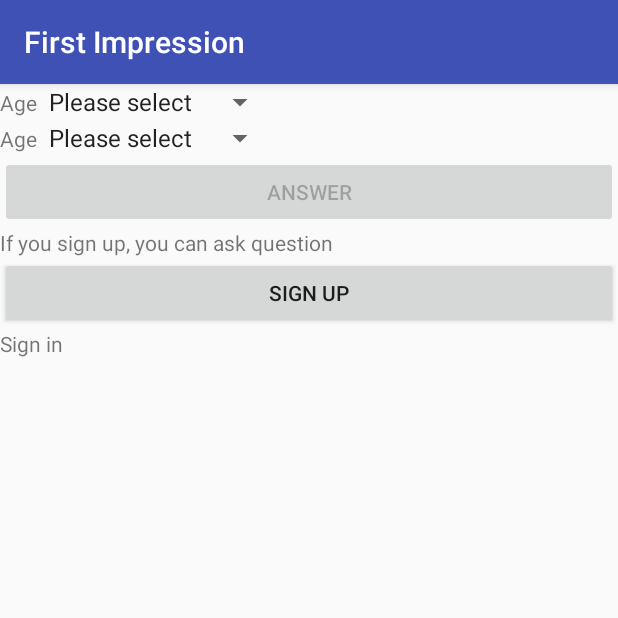
After one commit to mame0112/firstimpression-client, an Android app: the fragment ProfileDialogFragment shown on its own in the app's theme, on a phone screen of 412 x 824 dp, the top half of it. The commit adds this screen. Run offline under Robolectric (Android 15) with nearby library versions, the phone set to English and light mode, and no system bars; our stand-ins replace Volley; network calls fail; 1 statement that could not run was skipped.

Commit message:
Create Profile dialog UI

```diff
--- a/app/src/main/AndroidManifest.xml
+++ b/app/src/main/AndroidManifest.xml
@@ -51,7 +51,7 @@
         <activity
             android:name=".PromptDialogActivity"
             android:label="@string/app_name"
-            android:theme="@style/AppTheme.NoActionBar" >
+            android:theme="@style/AppTheme.PromptDialog">
         </activity>
 
         <service android:name=".ui.service.MainPageService"></service>
--- /dev/null
+++ b/app/src/main/java/com/mame/impression/ui/ProfileDialogFragment.java
@@ -0,0 +1,212 @@
+package com.mame.impression.ui;
+
+import android.app.DialogFragment;
+import android.os.Bundle;
+import android.support.design.widget.TabLayout;
+import android.view.LayoutInflater;
+import android.view.View;
+import android.view.ViewGroup;
+import android.widget.AdapterView;
+import android.widget.ArrayAdapter;
+import android.widget.Button;
+import android.widget.Spinner;
+import android.widget.TextView;
+
+import com.mame.impression.R;
+import com.mame.impression.constant.Constants;
+import com.mame.impression.constant.ImpressionError;
+import com.mame.impression.data.AnswerPageData;
+import com.mame.impression.data.ImpressionData;
+import com.mame.impression.manager.ImpressionService;
+import com.mame.impression.manager.ResultListener;
+import com.mame.impression.util.LogUtil;
+
+/**
+ * Created by kosukeEndo on 2015/12/31.
+ */
+public class ProfileDialogFragment extends DialogFragment {
+
+    private final static String TAG = Constants.TAG + ProfileDialogFragment.class.getSimpleName();
+
+    private int mGenderItem = 0;
+
+    private int mAgeItem = 0;
+
+    int mNum;
+
+    private Button mAnswerButton;
+
+    private ImpressionService mService;
+
+    public static ProfileDialogFragment newInstance(int num) {
+        ProfileDialogFragment f = new ProfileDialogFragment();
+
+        // Supply num input as an argument.
+        Bundle args = new Bundle();
+        args.putInt("num", num);
+        f.setArguments(args);
+
+        return f;
+    }
+
+    @Override
+    public void onCreate(Bundle savedInstanceState) {
+        super.onCreate(savedInstanceState);
+        mNum = getArguments().getInt("num");
+
+        mService = ImpressionService.getService(getActivity(), this.getClass());
+    }
+
+    @Override
+    public View onCreateView(LayoutInflater inflater, ViewGroup container,
+                             Bundle savedInstanceState) {
+        View v = inflater.inflate(R.layout.profile_dialog_fragment, container, false);
+
+        Spinner ageSpinner = (Spinner)v.findViewById(R.id.profile_age_spinner);
+        ArrayAdapter<CharSequence> ageAdapter =
+                ArrayAdapter.createFromResource(
+                        getActivity(),
+                        R.array.impression_age,
+                        android.R.layout.simple_spinner_item
+                );
+        ageAdapter.setDropDownViewResource(android.R.layout.simple_spinner_dropdown_item);
+        ageSpinner.setAdapter(ageAdapter);
+        ageSpinner.setOnItemSelectedListener(mSpinnerListener);
+
+        Spinner genderSpinner = (Spinner)v.findViewById(R.id.profile_gender_spinner);
+        ArrayAdapter<CharSequence> genderAdapter =
+                ArrayAdapter.createFromResource(
+                        getActivity(),
+                        R.array.impression_gender,
+                        android.R.layout.simple_spinner_item
+                );
+        genderAdapter.setDropDownViewResource(android.R.layout.simple_spinner_dropdown_item);
+        genderSpinner.setAdapter(genderAdapter);
+        genderSpinner.setOnItemSelectedListener(mSpinnerListener);
+
+        mAnswerButton = (Button)v.findViewById(R.id.profile_answer_button);
+        mAnswerButton.setOnClickListener(mClickListener);
+
+        TextView signInButton = (TextView)v.findViewById(R.id.profile_signin_text_button);
+        signInButton.setOnClickListener(mClickListener);
+
+        Button signUpButton = (Button)v.findViewById(R.id.profile_signup_button);
+        signUpButton.setOnClickListener(mClickListener);
+
+        return v;
+    }
+    @Override
+    public void onDestroy(){
+        LogUtil.d(TAG, "onDestroy");
+        super.onDestroy();
+        if(mService != null){
+            mService.finalize(this.getClass());
+        }
+    }
+
+    private AdapterView.OnItemSelectedListener mSpinnerListener = new AdapterView.OnItemSelectedListener() {
+        @Override
+        public void onItemSelected(AdapterView<?> parent, View view, int position, long id) {
+
+            switch(parent.getId()){
+                case R.id.profile_age_spinner:
+                    LogUtil.d(TAG, "Age onItemSelected: " + position);
+                    mAgeItem = position;
+                    changeAnswerButtonStatus();
+                    break;
+                case R.id.profile_gender_spinner:
+                    LogUtil.d(TAG, "Gender onItemSelected: " + position);
+                    mGenderItem = position;
+                    changeAnswerButtonStatus();
+                    break;
+                default:
+                    break;
+            }
+        }
+
+        @Override
+        public void onNothingSelected(AdapterView<?> parent) {
+            LogUtil.d(TAG, "onNothingSelected");
+        }
+    };
+
+    private View.OnClickListener mClickListener= new View.OnClickListener(){
+        @Override
+        public void onClick(View v) {
+            switch(v.getId()){
+                case R.id.profile_answer_button:
+                    LogUtil.d(TAG, "Answer button pressed");
+                    mService.updateUserData(mListener, getGenderValue(mGenderItem), getAgeValue(mAgeItem));
+                    break;
+                case R.id.profile_signin_text_button:
+                    LogUtil.d(TAG, "Signin text pressed");
+                    break;
+                case R.id.profile_signup_button:
+                    LogUtil.d(TAG, "Signup button pressed");
+                    break;
+                default:
+                    break;
+            }
+        }
+    };
+
+    private ResultListener mListener = new ResultListener() {
+        @Override
+        public void onCompleted(ImpressionData result) {
+            LogUtil.d(TAG, "onCompleted");
+        }
+
+        @Override
+        public void onFailed(ImpressionError reason, String message) {
+            LogUtil.d(TAG, "onFailed");
+        }
+    };
+
+    private void changeAnswerButtonStatus(){
+        if(mGenderItem != 0 && mAgeItem != 0){
+            mAnswerButton.setEnabled(true);
+        } else {
+            mAnswerButton.setEnabled(false);
+        }
+    }
+
+    public AnswerPageData.Gender getGenderValue(int position) {
+        switch(position){
+            case 0: // Not selected
+                return null;
+            case 1: // Male
+                return AnswerPageData.Gender.MALE;
+            case 2: // Female
+                return AnswerPageData.Gender.FEMALE;
+            case 3: // Unknown
+                return AnswerPageData.Gender.UNKNOWN;
+            default:
+                return null;
+        }
+    }
+
+    public AnswerPageData.Age getAgeValue(int position) {
+        switch (position) {
+            case 0: // Not selected
+                return null;
+            case 1: // Under 10
+                return AnswerPageData.Age.UNDER10;
+            case 2: // 10 - 20
+                return AnswerPageData.Age.FROM10_20;
+            case 3: // 20 - 30
+                return AnswerPageData.Age.FROM20_30;
+            case 4: // 30 - 40
+                return AnswerPageData.Age.FROM30_40;
+            case 5: // 40 - 50
+                return AnswerPageData.Age.FROM40_50;
+            case 6: // 50 - 60
+                return AnswerPageData.Age.FROM50_60;
+            case 7: // 60 - 70
+                return AnswerPageData.Age.FROM60_70;
+            case 8: // Over 70
+                return AnswerPageData.Age.OVER70;
+            default:
+                return null;
+        }
+    }
+}
--- /dev/null
+++ b/app/src/main/res/layout/profile_dialog_fragment.xml
@@ -0,0 +1,52 @@
+<?xml version="1.0" encoding="utf-8"?>
+<LinearLayout xmlns:android="http://schemas.android.com/apk/res/android"
+    android:orientation="vertical" android:layout_width="match_parent"
+    android:layout_height="match_parent">
+    <LinearLayout
+        android:orientation="horizontal"
+        android:layout_width="match_parent"
+        android:layout_height="wrap_content">
+        <TextView
+            android:text="@string/profile_dialog_age_text"
+            android:layout_width="wrap_content"
+            android:layout_height="wrap_content" />
+        <Spinner
+            android:id="@+id/profile_age_spinner"
+            android:layout_width="wrap_content"
+            android:layout_height="wrap_content"
+            android:entries="@array/impression_age"/>
+    </LinearLayout>
+    <LinearLayout
+        android:orientation="horizontal"
+        android:layout_width="match_parent"
+        android:layout_height="wrap_content">
+        <TextView
+            android:text="@string/profile_dialog_gender_text"
+            android:layout_width="wrap_content"
+            android:layout_height="wrap_content" />
+        <Spinner
+            android:id="@+id/profile_gender_spinner"
+            android:layout_width="wrap_content"
+            android:layout_height="wrap_content"
+            android:entries="@array/impression_gender"/>
+    </LinearLayout>
+    <Button
+        android:id="@+id/profile_answer_button"
+        android:text="@string/profile_dialog_answer"
+        android:layout_width="match_parent"
+        android:layout_height="wrap_content" />
+    <TextView
+        android:text="@string/profile_dialog_signup_merit_text"
+        android:layout_width="wrap_content"
+        android:layout_height="wrap_content" />
+    <Button
+        android:id="@+id/profile_signup_button"
+        android:text="@string/profile_dialog_signup_button"
+        android:layout_width="match_parent"
+        android:layout_height="wrap_content" />
+    <TextView
+        android:id="@+id/profile_signin_text_button"
+        android:text="@string/profile_dialog_signin_button"
+        android:layout_width="match_parent"
+        android:layout_height="wrap_content" />
+</LinearLayout>
--- /dev/null
+++ b/app/src/main/res/values/arrays.xml
@@ -0,0 +1,20 @@
+<?xml version="1.0" encoding="utf-8"?>
+<resources>
+    <string-array name="impression_gender">
+        <item>Please select</item>
+        <item>Male</item>
+        <item>Female</item>
+        <item>Unknown</item>
+    </string-array>
+    <string-array name="impression_age">
+        <item>Please select</item>
+        <item>Under 10</item>
+        <item>From 10 - 19</item>
+        <item>From 20 - 29</item>
+        <item>From 30 - 39</item>
+        <item>From 40 - 49</item>
+        <item>From 50 - 59</item>
+        <item>From 60 - 69</item>
+        <item>Over 70</item>
+    </string-array>
+</resources>
--- a/app/src/main/res/values/strings.xml
+++ b/app/src/main/res/values/strings.xml
@@ -1,6 +1,10 @@
 <resources>
     <string name="app_name">First Impression</string>
     <string name="action_settings">Settings</string>
+
+    <!-- Common -->
+    <string name="impression_ok">OK</string>
+    <string name="impression_cancel">Cancel</string>
 
     <!-- Main page -->
     <string name="main_card_title_divider"> / </string>
@@ -33,6 +37,18 @@
     <string name="answer_detail_generation_from60_70">From 60 to 70</string>
     <string name="answer_detail_generation_over70">Over 70</string>
 
+    <!-- Notification dialog -->
+    <string name="notification_dialog_title">You need to sign in before answer question</string>
+
+    <!-- Profile dialog -->
+    <string name="profile_dialog_age_text">Age</string>
+    <string name="profile_dialog_gender_text">Age</string>
+    <string name="profile_dialog_answer">Answer</string>
+    <string name="profile_dialog_signup_merit_text">If you sign up, you can ask question</string>
+    <string name="profile_dialog_signup_button">Sign up</string>
+    <string name="profile_dialog_signin_note">If you already have account</string>
+    <string name="profile_dialog_signin_button">Sign in</string>
+
     <!-- Error message fragment -->
     <string name="error_message_title">Error message</string>
 </resources>
--- a/app/src/main/res/values/styles.xml
+++ b/app/src/main/res/values/styles.xml
@@ -14,4 +14,14 @@
     <style name="AppTheme.AppBarOverlay" parent="ThemeOverlay.AppCompat.Dark.ActionBar" />
     <style name="AppTheme.PopupOverlay" parent="ThemeOverlay.AppCompat.Light" />
 
+    <!-- Original theme -->
+    <style name="AppTheme.PromptDialog" parent="AppTheme.NoActionBar">
+        <item name="android:windowIsTranslucent">true</item>
+        <item name="android:windowBackground">@android:color/transparent</item>
+        <item name="android:windowContentOverlay">@null</item>
+        <item name="android:windowNoTitle">true</item>
+        <item name="android:windowIsFloating">true</item>
+        <item name="android:backgroundDimEnabled">false</item>
+    </style>
+
 </resources>
```
Also changed, not shown: app/src/main/java/com/mame/impression/PromptDialogActivity.java (+59 -0 lines), app/src/main/java/com/mame/impression/manager/ImpressionService.java (+21 -1 lines), app/src/main/java/com/mame/impression/ui/NotificationDialogFragment.java (added, +63 -0 lines), app/src/main/java/com/mame/impression/ui/service/AnswerPageService.java (+4 -4 lines), app/src/main/res/layout/prompt_dialog_fragment.xml (added, +28 -0 lines).
